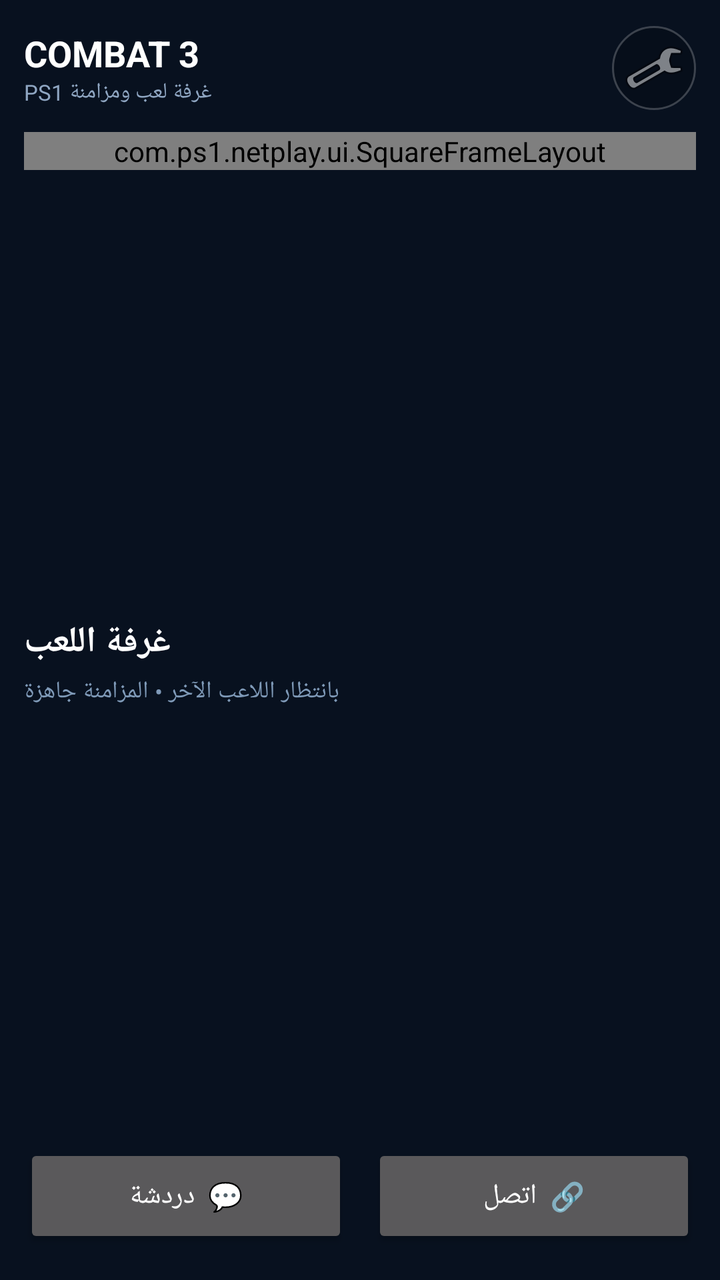
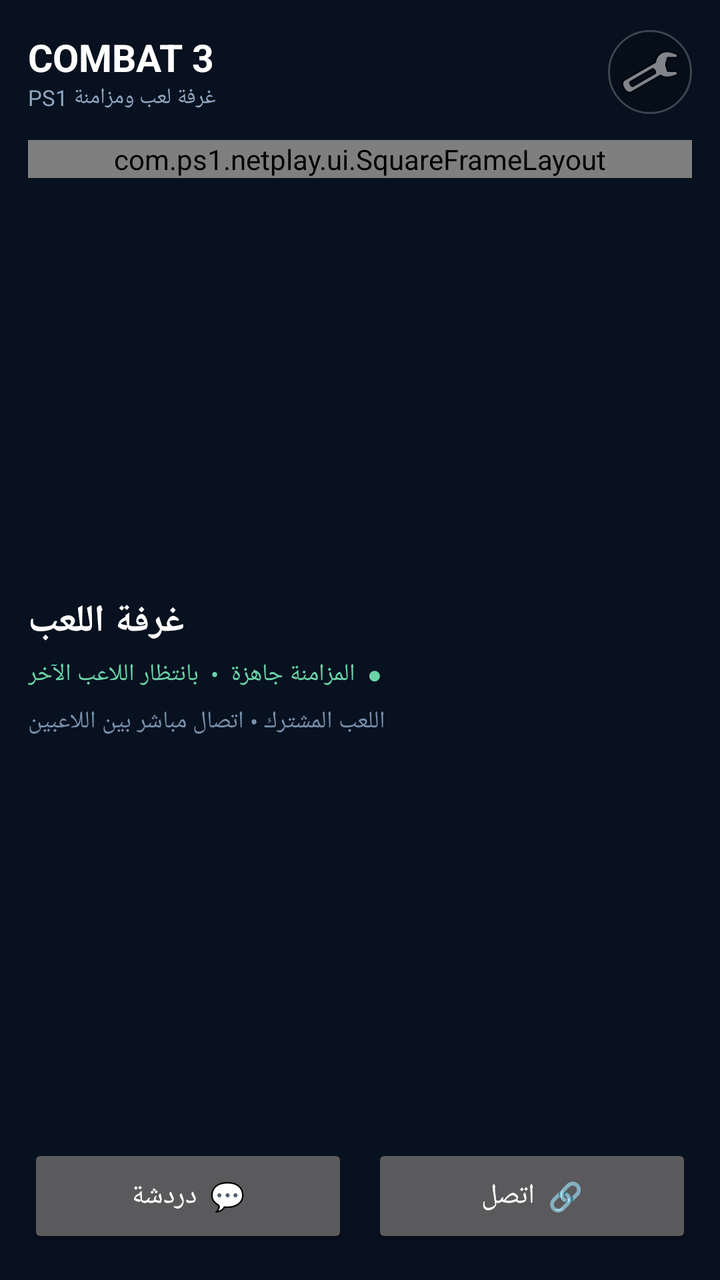

Before-and-after screenshots of an Android layout around one commit, followed by the original layout XML and the change that was made.
<!-- AndroidManifest.xml: application theme Theme.PS1Netplay.Fullscreen -->
<!-- res/layout/activity_main.xml -->
<?xml version="1.0" encoding="utf-8"?>
<LinearLayout xmlns:android="http://schemas.android.com/apk/res/android"
    android:id="@+id/main_root"
    android:layout_width="match_parent"
    android:layout_height="match_parent"
    android:orientation="vertical"
    android:background="#08111F"
    android:paddingStart="12dp"
    android:paddingEnd="12dp"
    android:paddingTop="10dp"
    android:paddingBottom="10dp">

    <LinearLayout
        android:layout_width="match_parent"
        android:layout_height="48dp"
        android:gravity="center_vertical"
        android:orientation="horizontal">
        <LinearLayout
            android:layout_width="0dp"
            android:layout_height="match_parent"
            android:layout_weight="1"
            android:orientation="vertical"
            android:gravity="center_vertical">
            <TextView android:layout_width="wrap_content" android:layout_height="wrap_content" android:text="COMBAT 3" android:textColor="#FFFFFF" android:textSize="18sp" android:textStyle="bold" />
            <TextView android:layout_width="wrap_content" android:layout_height="wrap_content" android:text="غرفة لعب ومزامنة PS1" android:textColor="#8FA6C2" android:textSize="11sp" />
        </LinearLayout>
        <ImageButton android:id="@+id/btn_discrete_settings" android:layout_width="42dp" android:layout_height="42dp" android:background="@drawable/bg_round_discrete" android:contentDescription="الإعدادات" android:src="@android:drawable/ic_menu_manage" android:alpha="0.8" />
    </LinearLayout>

    <com.ps1.netplay.ui.SquareFrameLayout
        android:id="@+id/game_view_container"
        android:layout_width="match_parent"
        android:layout_height="wrap_content"
        android:layout_gravity="center_horizontal"
        android:layout_marginTop="8dp"
        android:background="#000000">
        <TextView
            android:id="@+id/game_empty_state"
            android:layout_width="match_parent"
            android:layout_height="match_parent"
            android:gravity="center"
            android:text="🎮\nCombat 3\n\nأضف اللعبة من الإعدادات لبدء اللعب"
            android:textColor="#FFFFFF"
            android:textSize="16sp"
            android:lineSpacingExtra="4dp" />
    </com.ps1.netplay.ui.SquareFrameLayout>

    <LinearLayout android:layout_width="match_parent" android:layout_height="0dp" android:layout_weight="1" android:layout_marginTop="12dp" android:gravity="center_vertical" android:orientation="vertical">
        <TextView android:layout_width="wrap_content" android:layout_height="wrap_content" android:text="غرفة اللعب" android:textColor="#FFFFFF" android:textSize="18sp" android:textStyle="bold" />
        <TextView android:layout_width="wrap_content" android:layout_height="wrap_content" android:layout_marginTop="4dp" android:text="بانتظار اللاعب الآخر • المزامنة جاهزة" android:textColor="#7F9AB8" android:textSize="12sp" />
    </LinearLayout>

    <LinearLayout android:layout_width="match_parent" android:layout_height="64dp" android:gravity="center" android:orientation="horizontal">
        <Button android:id="@+id/btn_chat" android:layout_width="0dp" android:layout_height="52dp" android:layout_weight="1" android:layout_marginEnd="6dp" android:text="💬  دردشة" android:textAllCaps="false" />
        <Button android:id="@+id/btn_connect" android:layout_width="0dp" android:layout_height="52dp" android:layout_weight="1" android:layout_marginStart="6dp" android:text="🔗  اتصل" android:textAllCaps="false" />
    </LinearLayout>
</LinearLayout>
<!-- resources referenced by this layout -->
<resources>
  <!-- drawable bg_round_discrete (drawable) -->
  <?xml version="1.0" encoding="utf-8"?>
  <shape xmlns:android="http://schemas.android.com/apk/res/android"
      android:shape="oval">
      <solid android:color="#33000000" />
      <stroke
          android:width="1dp"
          android:color="#44FFFFFF" />
  </shape>
  <style name="Theme.PS1Netplay.Fullscreen" parent="Theme.MaterialComponents.NoActionBar">
          <item name="android:windowFullscreen">true</item>
          <item name="android:windowContentOverlay">@null</item>
          <item name="android:statusBarColor">@color/black</item>
          <item name="android:navigationBarColor">@color/black</item>
          <item name="android:windowBackground">@color/black</item>
      </style>
  <color name="black">#FF000000</color>
</resources>

<!-- the commit's change to res/layout/activity_main.xml (unified diff, before → after) -->
@@ -1,57 +1,131 @@
 <?xml version="1.0" encoding="utf-8"?>
-<LinearLayout xmlns:android="http://schemas.android.com/apk/res/android"
+<FrameLayout xmlns:android="http://schemas.android.com/apk/res/android"
     android:id="@+id/main_root"
     android:layout_width="match_parent"
     android:layout_height="match_parent"
-    android:orientation="vertical"
-    android:background="#08111F"
-    android:paddingStart="12dp"
-    android:paddingEnd="12dp"
-    android:paddingTop="10dp"
-    android:paddingBottom="10dp">
+    android:background="#08111F">
 
     <LinearLayout
         android:layout_width="match_parent"
-        android:layout_height="48dp"
-        android:gravity="center_vertical"
-        android:orientation="horizontal">
+        android:layout_height="match_parent"
+        android:orientation="vertical"
+        android:paddingStart="14dp"
+        android:paddingEnd="14dp"
+        android:paddingTop="10dp"
+        android:paddingBottom="10dp">
+
         <LinearLayout
-            android:layout_width="0dp"
-            android:layout_height="match_parent"
+            android:layout_width="match_parent"
+            android:layout_height="52dp"
+            android:gravity="center_vertical"
+            android:orientation="horizontal">
+
+            <LinearLayout
+                android:layout_width="0dp"
+                android:layout_height="match_parent"
+                android:layout_weight="1"
+                android:gravity="center_vertical"
+                android:orientation="vertical">
+                <TextView
+                    android:layout_width="wrap_content"
+                    android:layout_height="wrap_content"
+                    android:text="COMBAT 3"
+                    android:textColor="#FFFFFF"
+                    android:textSize="19sp"
+                    android:textStyle="bold" />
+                <TextView
+                    android:layout_width="wrap_content"
+                    android:layout_height="wrap_content"
+                    android:text="غرفة لعب ومزامنة PS1"
+                    android:textColor="#8FA6C2"
+                    android:textSize="11sp" />
+            </LinearLayout>
+
+            <ImageButton
+                android:id="@+id/btn_discrete_settings"
+                android:layout_width="42dp"
+                android:layout_height="42dp"
+                android:background="@drawable/bg_round_discrete"
+                android:contentDescription="الإعدادات"
+                android:src="@android:drawable/ic_menu_manage"
+                android:alpha="0.82" />
+        </LinearLayout>
+
+        <com.ps1.netplay.ui.SquareFrameLayout
+            android:id="@+id/game_view_container"
+            android:layout_width="match_parent"
+            android:layout_height="wrap_content"
+            android:layout_gravity="center_horizontal"
+            android:layout_marginTop="8dp"
+            android:background="#000000">
+
+            <TextView
+                android:id="@+id/game_empty_state"
+                android:layout_width="match_parent"
+                android:layout_height="match_parent"
+                android:gravity="center"
+                android:text="🎮\nCombat 3\n\nأضف اللعبة من الإعدادات لبدء اللعب"
+                android:textColor="#FFFFFF"
+                android:textSize="16sp"
+                android:lineSpacingExtra="5dp" />
+        </com.ps1.netplay.ui.SquareFrameLayout>
+
+        <LinearLayout
+            android:layout_width="match_parent"
+            android:layout_height="0dp"
             android:layout_weight="1"
-            android:orientation="vertical"
-            android:gravity="center_vertical">
-            <TextView android:layout_width="wrap_content" android:layout_height="wrap_content" android:text="COMBAT 3" android:textColor="#FFFFFF" android:textSize="18sp" android:textStyle="bold" />
-            <TextView android:layout_width="wrap_content" android:layout_height="wrap_content" android:text="غرفة لعب ومزامنة PS1" android:textColor="#8FA6C2" android:textSize="11sp" />
+            android:layout_marginTop="12dp"
+            android:gravity="center_vertical"
+            android:orientation="vertical">
+
+            <TextView
+                android:layout_width="wrap_content"
+                android:layout_height="wrap_content"
+                android:text="غرفة اللعب"
+                android:textColor="#FFFFFF"
+                android:textSize="19sp"
+                android:textStyle="bold" />
+
+            <TextView
+                android:layout_width="wrap_content"
+                android:layout_height="wrap_content"
+                android:layout_marginTop="5dp"
+                android:text="●  المزامنة جاهزة  •  بانتظار اللاعب الآخر"
+                android:textColor="#69D3A7"
+                android:textSize="12sp" />
+
+            <TextView
+                android:layout_width="wrap_content"
+                android:layout_height="wrap_content"
+                android:layout_marginTop="7dp"
+                android:text="اللعب المشترك • اتصال مباشر بين اللاعبين"
+                android:textColor="#7891AD"
+                android:textSize="12sp" />
         </LinearLayout>
-        <ImageButton android:id="@+id/btn_discrete_settings" android:layout_width="42dp" android:layout_height="42dp" android:background="@drawable/bg_round_discrete" android:contentDescription="الإعدادات" android:src="@android:drawable/ic_menu_manage" android:alpha="0.8" />
+
+        <LinearLayout
+            android:layout_width="match_parent"
+            android:layout_height="64dp"
+            android:gravity="center"
+            android:orientation="horizontal">
+
+            <Button
+                android:id="@+id/btn_chat"
+                android:layout_width="0dp"
+                android:layout_height="52dp"
+                android:layout_weight="1"
+                android:layout_marginEnd="6dp"
+                android:text="💬  دردشة"
+                android:textAllCaps="false" />
+
+            <Button
+                android:id="@+id/btn_connect"
+                android:layout_width="0dp"
+                android:layout_height="52dp"
+                android:layout_weight="1"
+                android:layout_marginStart="6dp"
+                android:text="🔗  اتصل"
+                android:textAllCaps="false" />
+        </LinearLayout>
     </LinearLayout>
-
-    <com.ps1.netplay.ui.SquareFrameLayout
-        android:id="@+id/game_view_container"
-        android:layout_width="match_parent"
-        android:layout_height="wrap_content"
-        android:layout_gravity="center_horizontal"
-        android:layout_marginTop="8dp"
-        android:background="#000000">
-        <TextView
-            android:id="@+id/game_empty_state"
-            android:layout_width="match_parent"
-            android:layout_height="match_parent"
-            android:gravity="center"
-            android:text="🎮\nCombat 3\n\nأضف اللعبة من الإعدادات لبدء اللعب"
-            android:textColor="#FFFFFF"
-            android:textSize="16sp"
-            android:lineSpacingExtra="4dp" />
-    </com.ps1.netplay.ui.SquareFrameLayout>
-
-    <LinearLayout android:layout_width="match_parent" android:layout_height="0dp" android:layout_weight="1" android:layout_marginTop="12dp" android:gravity="center_vertical" android:orientation="vertical">
-        <TextView android:layout_width="wrap_content" android:layout_height="wrap_content" android:text="غرفة اللعب" android:textColor="#FFFFFF" android:textSize="18sp" android:textStyle="bold" />
-        <TextView android:layout_width="wrap_content" android:layout_height="wrap_content" android:layout_marginTop="4dp" android:text="بانتظار اللاعب الآخر • المزامنة جاهزة" android:textColor="#7F9AB8" android:textSize="12sp" />
-    </LinearLayout>
-
-    <LinearLayout android:layout_width="match_parent" android:layout_height="64dp" android:gravity="center" android:orientation="horizontal">
-        <Button android:id="@+id/btn_chat" android:layout_width="0dp" android:layout_height="52dp" android:layout_weight="1" android:layout_marginEnd="6dp" android:text="💬  دردشة" android:textAllCaps="false" />
-        <Button android:id="@+id/btn_connect" android:layout_width="0dp" android:layout_height="52dp" android:layout_weight="1" android:layout_marginStart="6dp" android:text="🔗  اتصل" android:textAllCaps="false" />
-    </LinearLayout>
-</LinearLayout>
+</FrameLayout>
